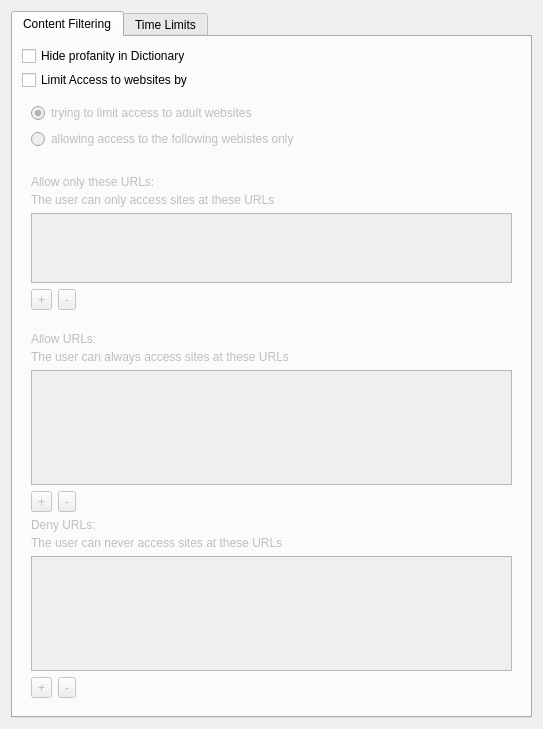
fw-dev/translations, file FWAdminLib/Configurator/ParentalControlsForm.ui: the form before one commit.
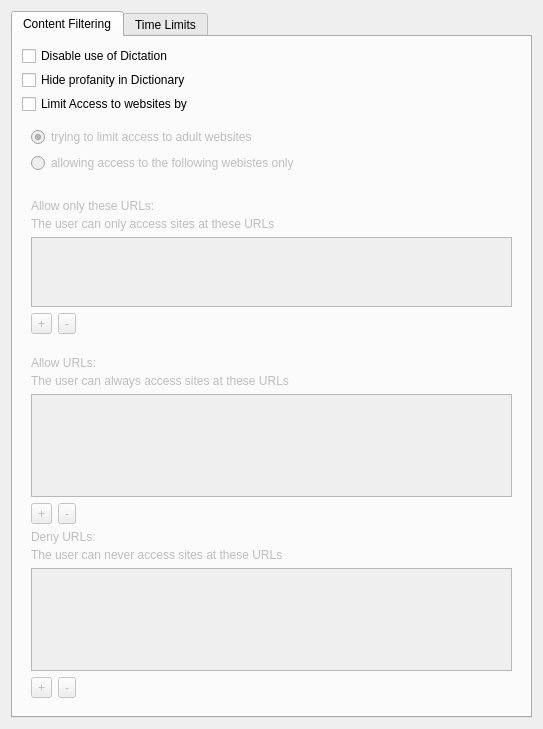
The form after the commit.

Diff of the .ui file:
```diff
--- a/FWAdminLib/Configurator/ParentalControlsForm.ui
+++ b/FWAdminLib/Configurator/ParentalControlsForm.ui
@@ -27,6 +27,16 @@
        <property name="spacing">
         <number>4</number>
        </property>
+       <item>
+        <widget class="QCheckBox" name="disableDictationcb">
+         <property name="text">
+          <string>Disable use of Dictation</string>
+         </property>
+         <property name="checked">
+          <bool>false</bool>
+         </property>
+        </widget>
+       </item>
        <item>
         <widget class="QCheckBox" name="hideProfanitycb">
          <property name="text">
```
